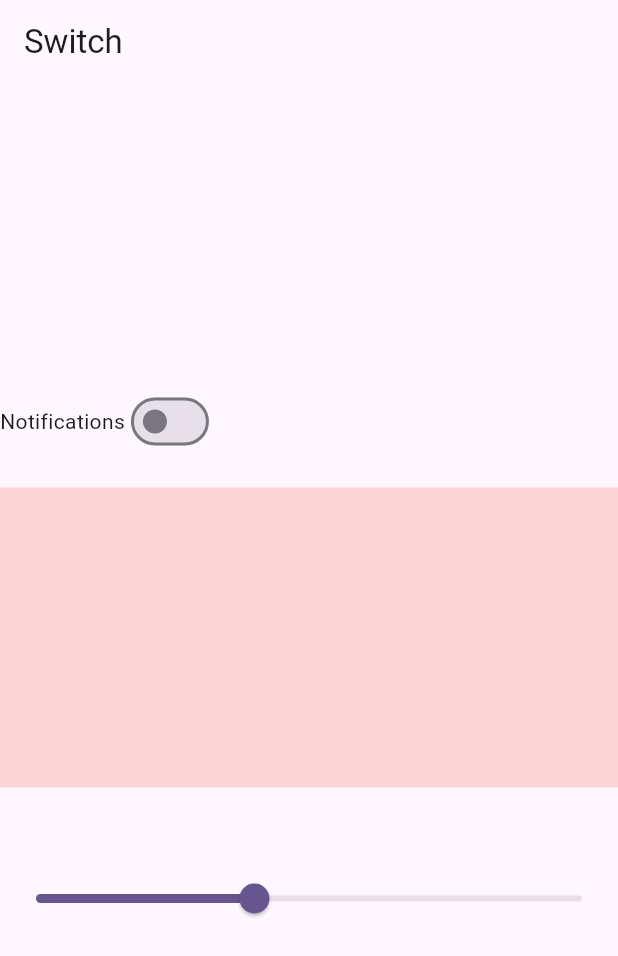
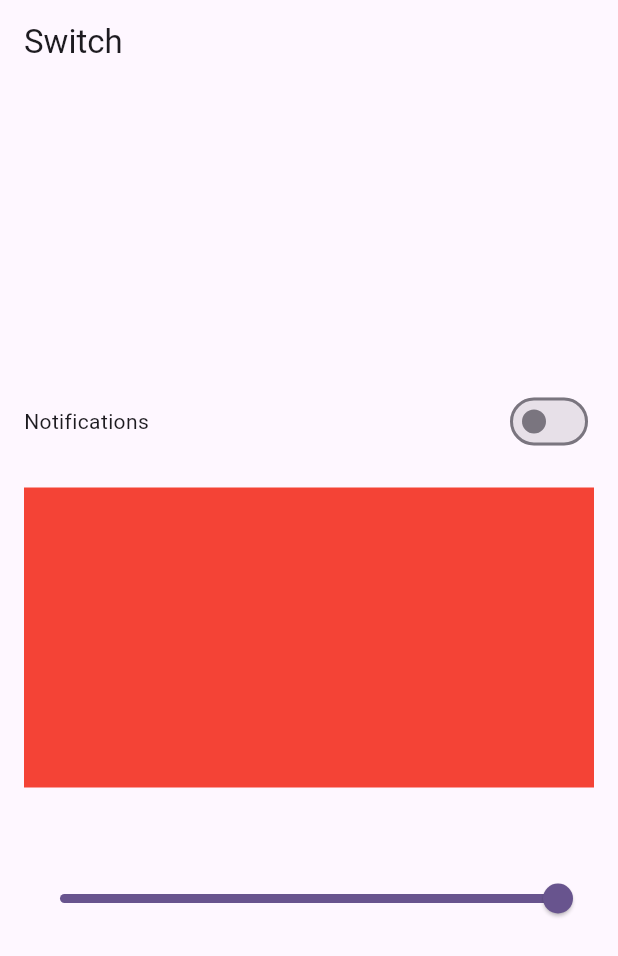
Before and after one commit to techyNouman/bloc_examples, a Flutter app: the screen it shows after launch, on a phone screen of 412 x 824 dp. Shown: the top 956 px of the screen. Run offline on Flutter 3.47's test engine with Material 3 defaults, Android fonts, the phone set to English and light mode, and no system bars; our stand-ins replace bloc, equatable, flutter_bloc.

Commit message:
switch example

```diff
--- a/lib/bloc/switch_bloc/switch_bloc.dart
+++ b/lib/bloc/switch_bloc/switch_bloc.dart
@@ -2,6 +2,7 @@ import 'dart:async';
 
 import 'package:bloc/bloc.dart';
 import 'package:equatable/equatable.dart';
+import 'package:flutter/cupertino.dart';
 
 part 'switch_event.dart';
 part 'switch_state.dart';
@@ -9,9 +10,13 @@ part 'switch_state.dart';
 class SwitchBloc extends Bloc<SwitchEvent, SwitchState> {
   SwitchBloc() : super(SwitchState()) {
    on<EnableOrDisableNotification>(_enableOrDisableNotification);
+   on<ScrollSlider>(_scrollSlider);
   }
 
   void _enableOrDisableNotification(EnableOrDisableNotification event, Emitter<SwitchState> emit){
     emit(state.copyWith(isEnableOrDisable: !state.isEnableOrDisable));
   }
+  void _scrollSlider(ScrollSlider event, Emitter<SwitchState> emit){
+    emit(state.copyWith(sliderValue: event.sliderValue));
+  }
 }
--- a/lib/bloc/switch_bloc/switch_event.dart
+++ b/lib/bloc/switch_bloc/switch_event.dart
@@ -8,3 +8,13 @@ abstract class SwitchEvent extends Equatable {
 }
 
 class EnableOrDisableNotification extends SwitchEvent{}
+
+class ScrollSlider extends SwitchEvent{
+  double sliderValue;
+
+  ScrollSlider({required this.sliderValue});
+
+  @override
+  List<Object> get props => [sliderValue];
+
+}
--- a/lib/bloc/switch_bloc/switch_state.dart
+++ b/lib/bloc/switch_bloc/switch_state.dart
@@ -2,15 +2,19 @@ part of 'switch_bloc.dart';
 
 class SwitchState extends Equatable {
   bool isEnableOrDisable;
+  double sliderValue;
 
-  SwitchState({this.isEnableOrDisable = false});
+  SwitchState({this.isEnableOrDisable = false,
+  this.sliderValue = 1});
 
-  SwitchState copyWith({bool? isEnableOrDisable}){
+  SwitchState copyWith({bool? isEnableOrDisable,
+  double? sliderValue}){
     return SwitchState(
-      isEnableOrDisable: isEnableOrDisable ?? this.isEnableOrDisable
+      isEnableOrDisable: isEnableOrDisable ?? this.isEnableOrDisable,
+        sliderValue: sliderValue ?? this.sliderValue
     );
   }
 
   @override
-  List<Object> get props => [];
+  List<Object> get props => [isEnableOrDisable, sliderValue];
 }
--- a/lib/main.dart
+++ b/lib/main.dart
@@ -14,18 +14,17 @@ class MyApp extends StatelessWidget {
 
   @override
   Widget build(BuildContext context) {
-    return BlocProvider(
-        create: (_) => CounterBloc(),
-        child: BlocProvider(
-          create: (context) => SwitchBloc(),
-          child: MaterialApp(
+    return MultiBlocProvider(providers: [
+      BlocProvider(create: (_) => CounterBloc()),
+      BlocProvider(create: (_) => SwitchBloc()),
+    ], child:  MaterialApp(
       title: 'Bloc Examples',
       theme: ThemeData(
         colorScheme: ColorScheme.fromSeed(seedColor: Colors.deepPurple),
         useMaterial3: true,
       ),
       home: const SwitchScreen(),
-          ),
     ));
+
   }
 }
--- a/lib/screens/switch_screen.dart
+++ b/lib/screens/switch_screen.dart
@@ -16,29 +16,55 @@ class _SwitchScreenState extends State<SwitchScreen> {
       appBar: AppBar(
         title: const Text("Switch"),
       ),
-      body: Column(
+      body: Padding(
+        padding: const EdgeInsets.all(16.0),
+        child: Column(
           crossAxisAlignment: CrossAxisAlignment.center,
           mainAxisAlignment: MainAxisAlignment.center,
           children: [
             Row(
+              mainAxisAlignment: MainAxisAlignment.spaceBetween,
               children: [
-              Text("Notifications"),
+                const Text("Notifications"),
                 BlocBuilder<SwitchBloc, SwitchState>(
+                  buildWhen: (previous, current)  => previous.isEnableOrDisable != current.isEnableOrDisable,
                     builder: (context, state) {
-                    return Switch(value: state.isEnableOrDisable, onChanged: (newValue) {
-                      context.read<SwitchBloc>().add(EnableOrDisableNotification());
+                  print("Notification");
+                  return Switch(
+                      value: state.isEnableOrDisable,
+                      onChanged: (newValue) {
+                        context
+                            .read<SwitchBloc>()
+                            .add(EnableOrDisableNotification());
                       });
                 })
               ],
             ),
-          SizedBox(height: 20,),
-          Container(
+            const SizedBox(height: 20),
+            BlocBuilder<SwitchBloc, SwitchState>(
+                buildWhen: (previous, current)  => previous.sliderValue != current.sliderValue,
+                builder: (context, state) {
+              print("Container");
+              return Container(
                 height: 200,
-            color: Colors.red.withOpacity(.2),
+                color: Colors.red.withOpacity(state.sliderValue),
+              );
+            }),
+            const SizedBox(height: 50),
+            BlocBuilder<SwitchBloc, SwitchState>(
+                buildWhen: (previous, current)  => previous.sliderValue != current.sliderValue,
+                builder: (context, state) {
+              print("Slider");
+              return Slider(
+                  value: state.sliderValue,
+                  onChanged: (value) {
+                    context
+                        .read<SwitchBloc>()
+                        .add(ScrollSlider(sliderValue: value));
+                  });
+            })
+          ],
         ),
-          SizedBox(height: 50,),
-          Slider(value: .4, onChanged: (value) {})
-        ],
       ),
     );
   }
```
Lines whose indentation alone changed are shown as unchanged.
